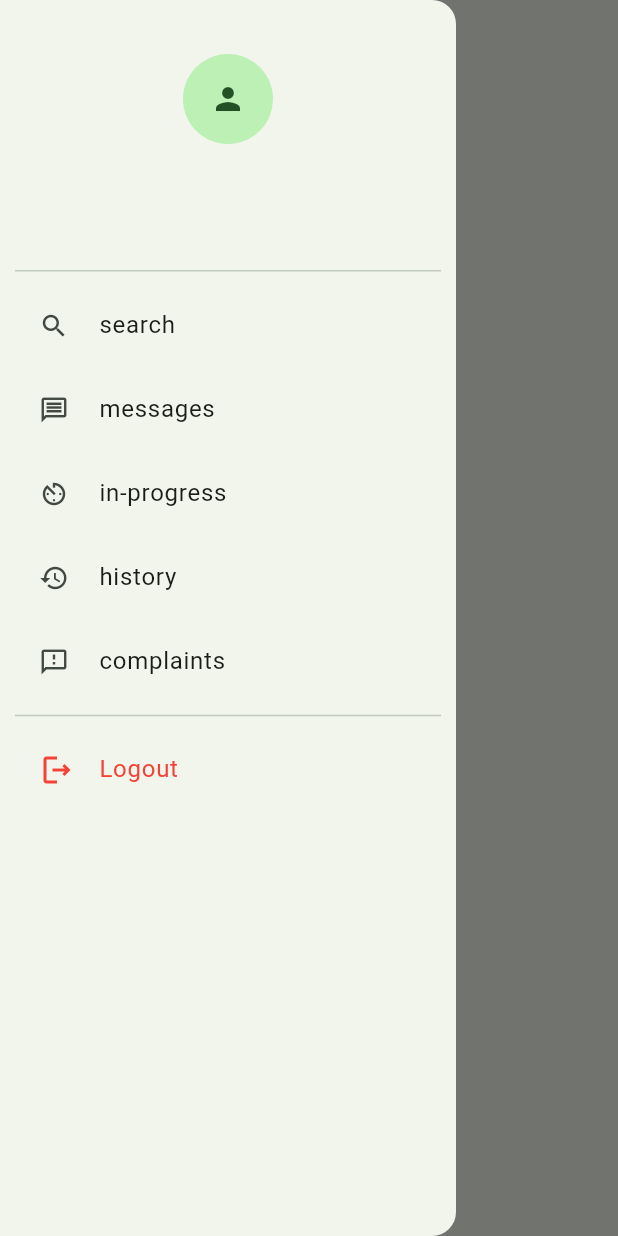
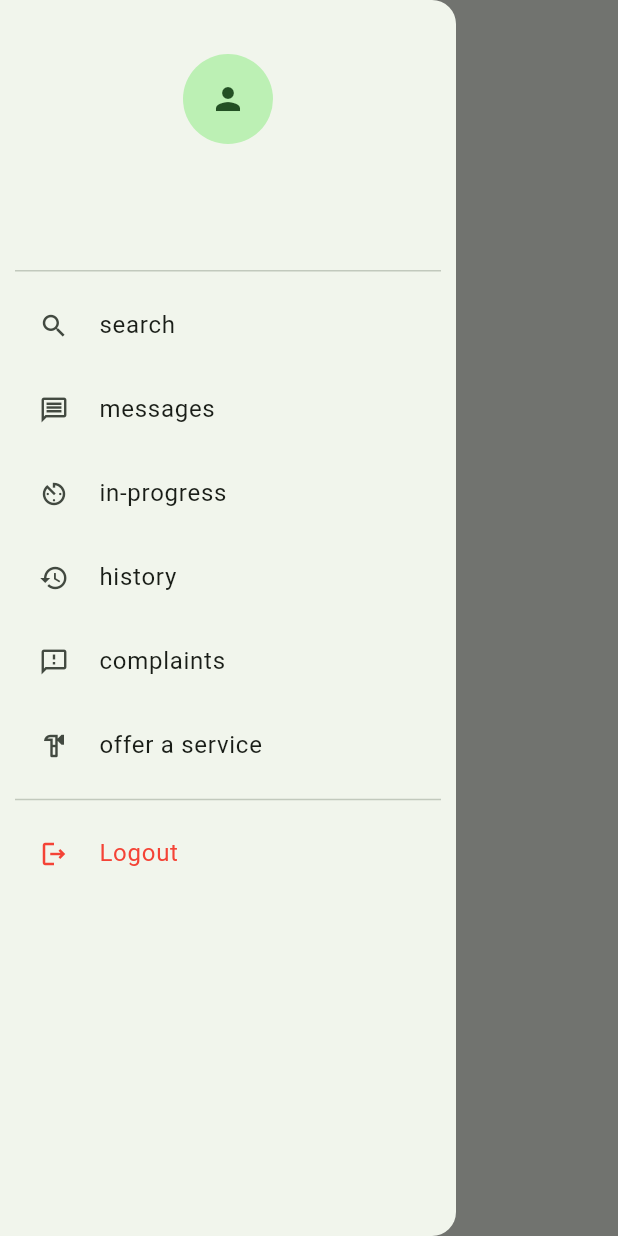
Before and after one commit to beeploop/NearbyAssist_mobile, a Flutter app: the Complaints screen opened by its route, with the side drawer open, on a phone screen of 412 x 824 dp. Run offline on Flutter 3.47's test engine with Material 3 defaults, Android fonts, the phone set to English and light mode, and no system bars; our stand-ins replace flutter_map, get_it, go_router, latlong2, location; missing offline and left inert: flutter_facebook_auth; accounts and stored records are empty.

Commit message:
feat: add offer service item in drawer

```diff
--- a/lib/router/app_router.dart
+++ b/lib/router/app_router.dart
@@ -9,6 +9,7 @@ import 'package:nearby_assist/screens/in_progress.dart';
 import 'package:nearby_assist/screens/login.dart';
 import 'package:nearby_assist/screens/conversations.dart';
 import 'package:nearby_assist/screens/map_page.dart';
+import 'package:nearby_assist/screens/my_services.dart';
 import 'package:nearby_assist/screens/new_message.dart';
 
 class AppRouter {
@@ -68,6 +69,12 @@ class AppRouter {
             return const Complaints();
           }),
       GoRoute(
+          path: '/my-services',
+          name: 'my-services',
+          builder: (context, state) {
+            return const MyServices();
+          }),
+      GoRoute(
           path: '/login',
           name: 'login',
           builder: (context, state) {
--- a/lib/widgets/custom_drawer.dart
+++ b/lib/widgets/custom_drawer.dart
@@ -13,18 +13,35 @@ class CustomDrawer extends StatefulWidget {
 
 class _CustomDrawer extends State<CustomDrawer> {
   List<Map> drawerItems = [
-    {'title': 'search', 'dist': 'home', 'icon': Icons.search},
-    {'title': 'messages', 'dist': 'messages', 'icon': Icons.message_outlined},
+    {
+      'title': 'search',
+      'dist': 'home',
+      'icon': Icons.search,
+    },
+    {
+      'title': 'messages',
+      'dist': 'messages',
+      'icon': Icons.message_outlined,
+    },
     {
       'title': 'in-progress',
       'dist': 'in-progress',
-      'icon': Icons.av_timer_outlined
+      'icon': Icons.av_timer_outlined,
     },
-    {'title': 'history', 'dist': 'history', 'icon': Icons.history},
+    {
+      'title': 'history',
+      'dist': 'history',
+      'icon': Icons.history,
+    },
     {
       'title': 'complaints',
       'dist': 'complaints',
-      'icon': Icons.feedback_outlined
+      'icon': Icons.feedback_outlined,
+    },
+    {
+      'title': 'offer a service',
+      'dist': 'my-services',
+      'icon': Icons.hardware_outlined,
     },
   ];
 
@@ -64,7 +81,7 @@ class _CustomDrawer extends State<CustomDrawer> {
           debugPrint('logout');
           AuthController.logout(context);
         },
-        leading: const Icon(Icons.logout_outlined, color: Colors.red),
+        leading: const Icon(Icons.logout_outlined, size: 20, color: Colors.red),
         title: const Text(
           'Logout',
           style: TextStyle(color: Colors.red),
```
Also changed, not shown: lib/screens/my_services.dart (added, +22 -0 lines).
